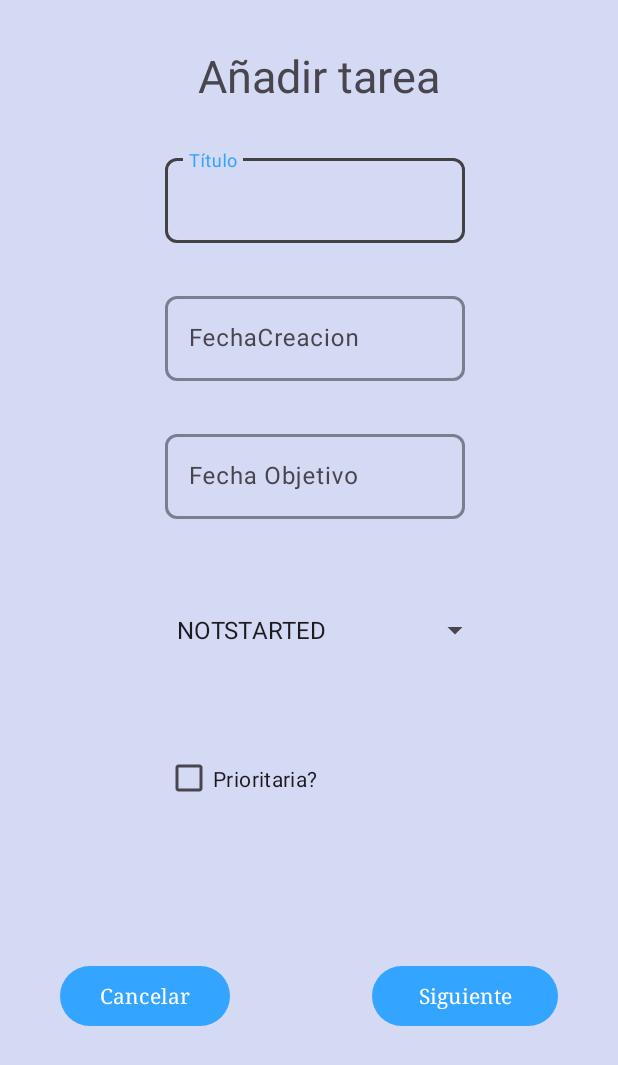
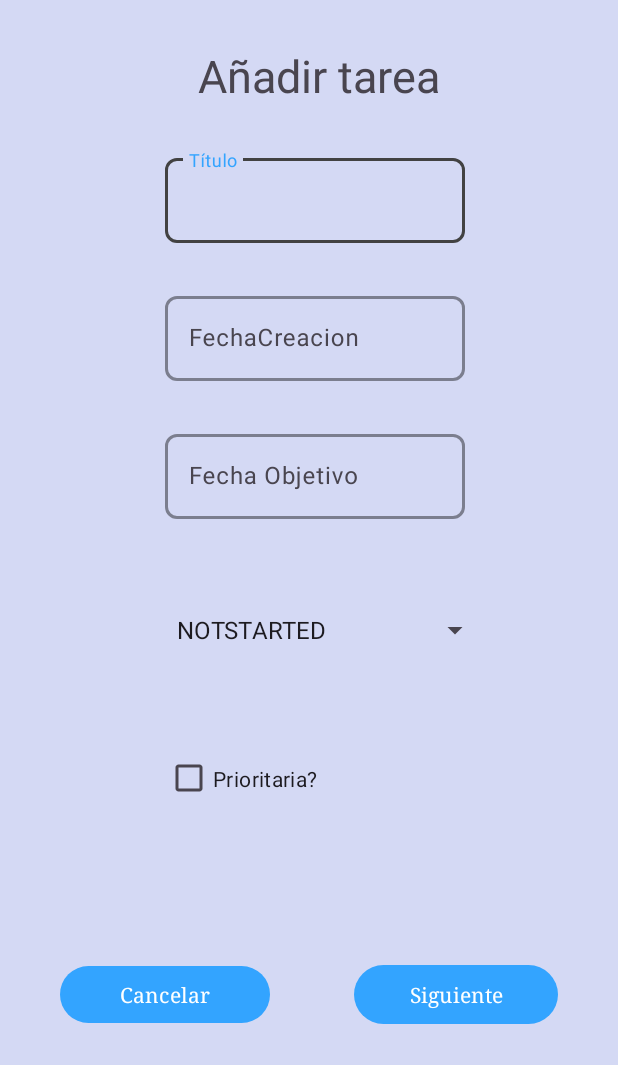
Before and after one commit to rubendd/TrassTarea, an Android app: the CreateTaskFragment screen opened directly, with no data from a screen before it, on a phone screen of 412 x 824 dp. Shown: the top 1065 px of the screen. Run offline under Robolectric (Android 15) with nearby library versions, the phone set to English and light mode, and no system bars; Roboto replaces fonts that are not available here.

Commit message:
Ya esta creo que sea lo que dios quiera

```diff
--- a/app/src/main/res/layout/create_task.xml
+++ b/app/src/main/res/layout/create_task.xml
@@ -124,8 +124,8 @@
 
             <Button
                 android:id="@+id/cancelar"
-                android:layout_width="113dp"
-                android:layout_height="48dp"
+                android:layout_width="140dp"
+                android:layout_height="46dp"
                 android:layout_marginStart="40dp"
                 android:layout_marginTop="96dp"
                 android:fontFamily="serif"
@@ -135,8 +135,8 @@
 
             <Button
                 android:id="@+id/siguiente"
-                android:layout_width="124dp"
-                android:layout_height="48dp"
+                android:layout_width="136dp"
+                android:layout_height="47dp"
                 android:layout_marginEnd="40dp"
                 android:fontFamily="serif"
                 android:text="@string/siguiente"
```
